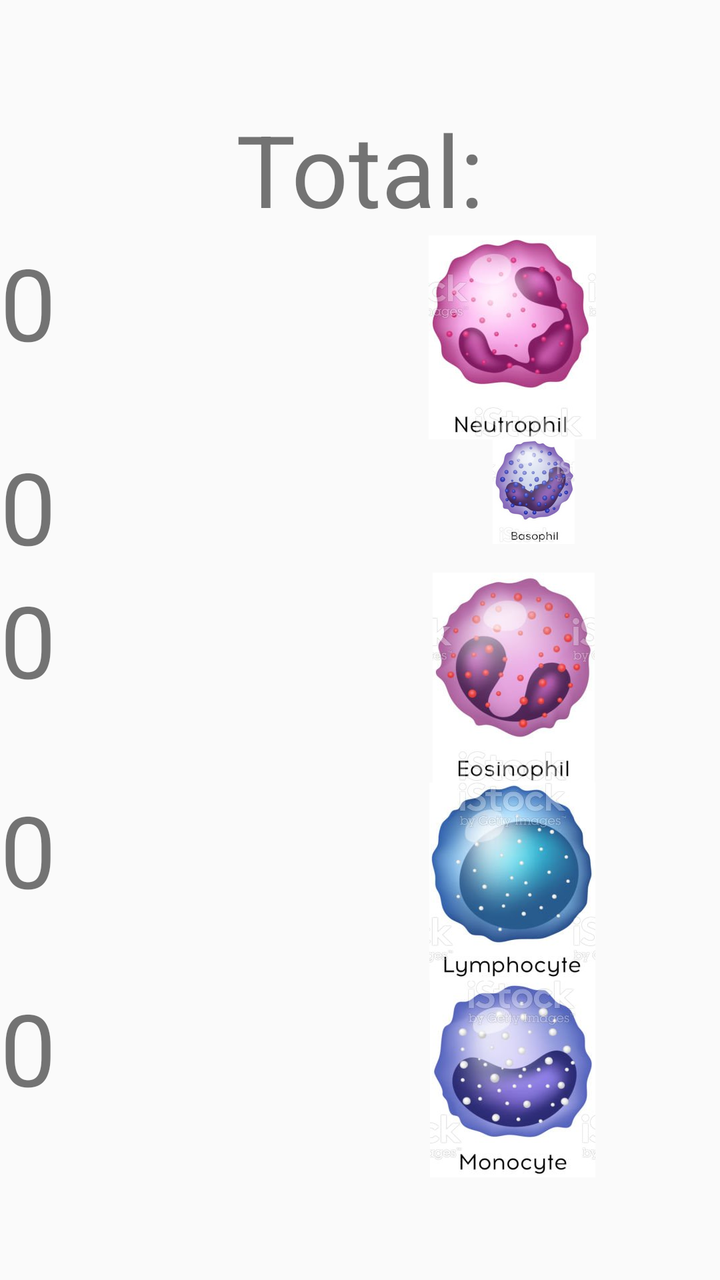
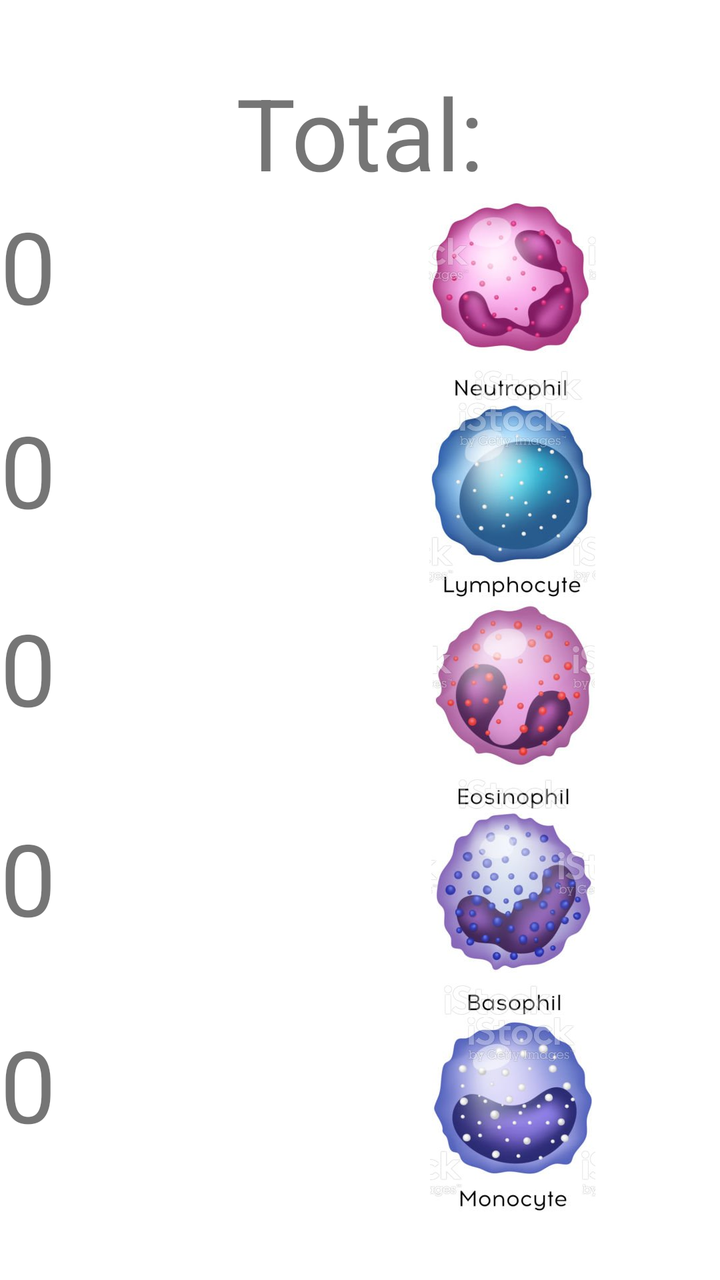

An Android layout rendered at two revisions. The XML below is the earlier revision; the diff shows what the commit changed to produce the second picture.
<!-- AndroidManifest.xml: application theme AppTheme -->
<!-- res/layout/main.xml -->
<LinearLayout xmlns:android="http://schemas.android.com/apk/res/android"
    android:layout_width="match_parent"
    android:layout_height="match_parent"
    android:gravity="center"
    android:orientation="vertical">
  
    <TextView
        android:id="@+id/total"
        android:layout_width="wrap_content"
        android:layout_height="wrap_content"
        android:text="Total:"
        android:textSize="50dp" />
    
    <LinearLayout
      android:layout_width="match_parent"
      android:layout_height="wrap_content"
      android:orientation="horizontal"
      android:weightSum="2">
      
      <TextView
          android:id="@+id/neutrophilTotal"
          android:layout_width="wrap_content"
          android:layout_height="wrap_content"
          android:text="0"
          android:textSize="50dp"
          android:layout_weight="1"/>
          
      
      <ImageView
          android:id="@+id/neutrophil"
          android:layout_width="wrap_content"
          android:layout_height="wrap_content"
          android:src="@drawable/neutrophil"
          android:layout_weight="1"/>
          
          
      
    </LinearLayout>
    
    <LinearLayout
      android:layout_width="match_parent"
      android:layout_height="wrap_content"
      android:orientation="horizontal"
      android:weightSum="2">
      
      <TextView
          android:id="@+id/basoTotal"
          android:layout_width="wrap_content"
          android:layout_height="wrap_content"
          android:text="0"
          android:textSize="50dp" 
          android:layout_weight="1"/>
      
      <ImageView
          android:id="@+id/baso"
          android:layout_width="wrap_content"
          android:layout_height="wrap_content"
          android:src="@drawable/baso"
          android:layout_weight="1"/>
          
      
    </LinearLayout>
    
    <LinearLayout
      android:layout_width="match_parent"
      android:layout_height="wrap_content"
      android:orientation="horizontal"
      android:weightSum="2">
      
      <TextView
          android:id="@+id/eosinoTotal"
          android:layout_width="wrap_content"
          android:layout_height="wrap_content"
          android:text="0"
          android:textSize="50dp" 
          android:layout_weight="1"/>
      
      <ImageView
          android:id="@+id/eosino"
          android:layout_width="wrap_content"
          android:layout_height="wrap_content"
          android:src="@drawable/eosino"
          android:layout_weight="1" />
          
      
    </LinearLayout>
    
    <LinearLayout
      android:layout_width="match_parent"
      android:layout_height="wrap_content"
      android:orientation="horizontal"
      android:weightSum="2">
      
      <TextView
          android:id="@+id/lymphoTotal"
          android:layout_width="wrap_content"
          android:layout_height="wrap_content"
          android:text="0"
          android:textSize="50dp" 
          android:layout_weight="1"/>
      
      <ImageView
          android:id="@+id/lympho"
          android:layout_width="wrap_content"
          android:layout_height="wrap_content"
          android:src="@drawable/lympho"
          android:layout_weight="1"/>
          
      
    </LinearLayout>
    
    <LinearLayout
      android:layout_width="match_parent"
      android:layout_height="wrap_content"
      android:orientation="horizontal"
      android:weightSum="2">
      
      <TextView
          android:id="@+id/monoTotal"
          android:layout_width="wrap_content"
          android:layout_height="wrap_content"
          android:text="0"
          android:textSize="50dp" 
          android:layout_weight="1"/>
      
      <ImageView
          android:id="@+id/mono"
          android:layout_width="wrap_content"
          android:layout_height="wrap_content"
          android:src="@drawable/mono"
          android:layout_weight="1"/>
          
      
    </LinearLayout>

</LinearLayout>
<!-- resources referenced by this layout -->
<resources>
  <!-- drawable baso: png bitmap (drawable-nodpi, 27900 bytes) -->
  <!-- drawable eosino: png bitmap (drawable-nodpi, 80942 bytes) -->
  <!-- drawable lympho: png bitmap (drawable-nodpi, 83522 bytes) -->
  <!-- drawable mono: png bitmap (drawable-nodpi, 84716 bytes) -->
  <!-- drawable neutrophil: png bitmap (drawable-nodpi, 76085 bytes) -->
  <style name="AppTheme" parent="@android:style/Theme.Holo.Light">
  	</style>
</resources>

<!-- the commit's change to res/layout/main.xml (unified diff, before → after) -->
@@ -32,56 +32,6 @@
           android:layout_height="wrap_content"
           android:src="@drawable/neutrophil"
           android:layout_weight="1"/>
-          
-          
-      
-    </LinearLayout>
-    
-    <LinearLayout
-      android:layout_width="match_parent"
-      android:layout_height="wrap_content"
-      android:orientation="horizontal"
-      android:weightSum="2">
-      
-      <TextView
-          android:id="@+id/basoTotal"
-          android:layout_width="wrap_content"
-          android:layout_height="wrap_content"
-          android:text="0"
-          android:textSize="50dp" 
-          android:layout_weight="1"/>
-      
-      <ImageView
-          android:id="@+id/baso"
-          android:layout_width="wrap_content"
-          android:layout_height="wrap_content"
-          android:src="@drawable/baso"
-          android:layout_weight="1"/>
-          
-      
-    </LinearLayout>
-    
-    <LinearLayout
-      android:layout_width="match_parent"
-      android:layout_height="wrap_content"
-      android:orientation="horizontal"
-      android:weightSum="2">
-      
-      <TextView
-          android:id="@+id/eosinoTotal"
-          android:layout_width="wrap_content"
-          android:layout_height="wrap_content"
-          android:text="0"
-          android:textSize="50dp" 
-          android:layout_weight="1"/>
-      
-      <ImageView
-          android:id="@+id/eosino"
-          android:layout_width="wrap_content"
-          android:layout_height="wrap_content"
-          android:src="@drawable/eosino"
-          android:layout_weight="1" />
-          
       
     </LinearLayout>
     
@@ -116,6 +66,52 @@
       android:weightSum="2">
       
       <TextView
+          android:id="@+id/eosinoTotal"
+          android:layout_width="wrap_content"
+          android:layout_height="wrap_content"
+          android:text="0"
+          android:textSize="50dp" 
+          android:layout_weight="1"/>
+      
+      <ImageView
+          android:id="@+id/eosino"
+          android:layout_width="wrap_content"
+          android:layout_height="wrap_content"
+          android:src="@drawable/eosino"
+          android:layout_weight="1" />
+          
+    </LinearLayout>
+    
+    <LinearLayout
+      android:layout_width="match_parent"
+      android:layout_height="wrap_content"
+      android:orientation="horizontal"
+      android:weightSum="2">
+      
+      <TextView
+          android:id="@+id/basoTotal"
+          android:layout_width="wrap_content"
+          android:layout_height="wrap_content"
+          android:text="0"
+          android:textSize="50dp" 
+          android:layout_weight="1"/>
+      
+      <ImageView
+          android:id="@+id/baso"
+          android:layout_width="wrap_content"
+          android:layout_height="wrap_content"
+          android:src="@drawable/baso"
+          android:layout_weight="1"/>
+      
+    </LinearLayout>
+    
+    <LinearLayout
+      android:layout_width="match_parent"
+      android:layout_height="wrap_content"
+      android:orientation="horizontal"
+      android:weightSum="2">
+      
+      <TextView
           android:id="@+id/monoTotal"
           android:layout_width="wrap_content"
           android:layout_height="wrap_content"
@@ -129,7 +125,6 @@
           android:layout_height="wrap_content"
           android:src="@drawable/mono"
           android:layout_weight="1"/>
-          
       
     </LinearLayout>
 
<!-- resource entries referenced after the edit -->
@@ -1,11 +1,9 @@
 <!-- resources referenced by this layout -->
 <resources>
-  <!-- drawable baso: png bitmap (drawable-nodpi, 27900 bytes) -->
+  <!-- drawable baso: png bitmap (drawable-nodpi, 84753 bytes) -->
   <!-- drawable eosino: png bitmap (drawable-nodpi, 80942 bytes) -->
   <!-- drawable lympho: png bitmap (drawable-nodpi, 83522 bytes) -->
   <!-- drawable mono: png bitmap (drawable-nodpi, 84716 bytes) -->
   <!-- drawable neutrophil: png bitmap (drawable-nodpi, 76085 bytes) -->
-  <style name="AppTheme" parent="@android:style/Theme.Holo.Light">
-  	</style>
 </resources>
 
